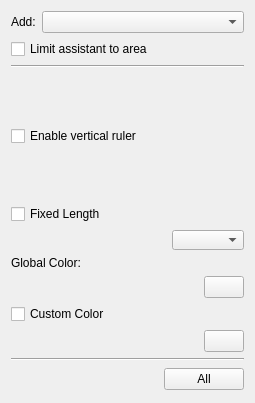
Before: the Qt Designer form plugins/assistants/Assistants/AssistantsToolOptions.ui in KDE/krita, drawn with Qt 5.
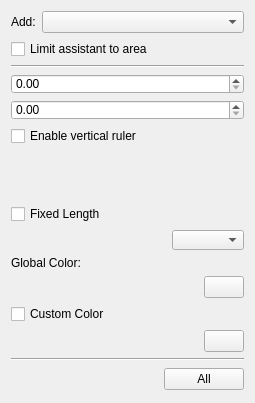
After: the same form once the commit is applied. Custom widgets are drawn as their Qt base class.

Commit message:
ui: Fix Designer not rendering KisDoubleSliderSpinBox as QDoubleSpinBox
Part-of: <https://invent.kde.org/graphics/krita/-/merge_requests/1742>

```diff
--- a/plugins/assistants/Assistants/AssistantsToolOptions.ui
+++ b/plugins/assistants/Assistants/AssistantsToolOptions.ui
@@ -348,7 +348,7 @@
   </customwidget>
   <customwidget>
    <class>KisDoubleSliderSpinBox</class>
-   <extends>QWidget</extends>
+   <extends>QDoubleSpinBox</extends>
    <header>kis_slider_spin_box.h</header>
    <container>1</container>
   </customwidget>
```
The commit also changes 54 other files.
